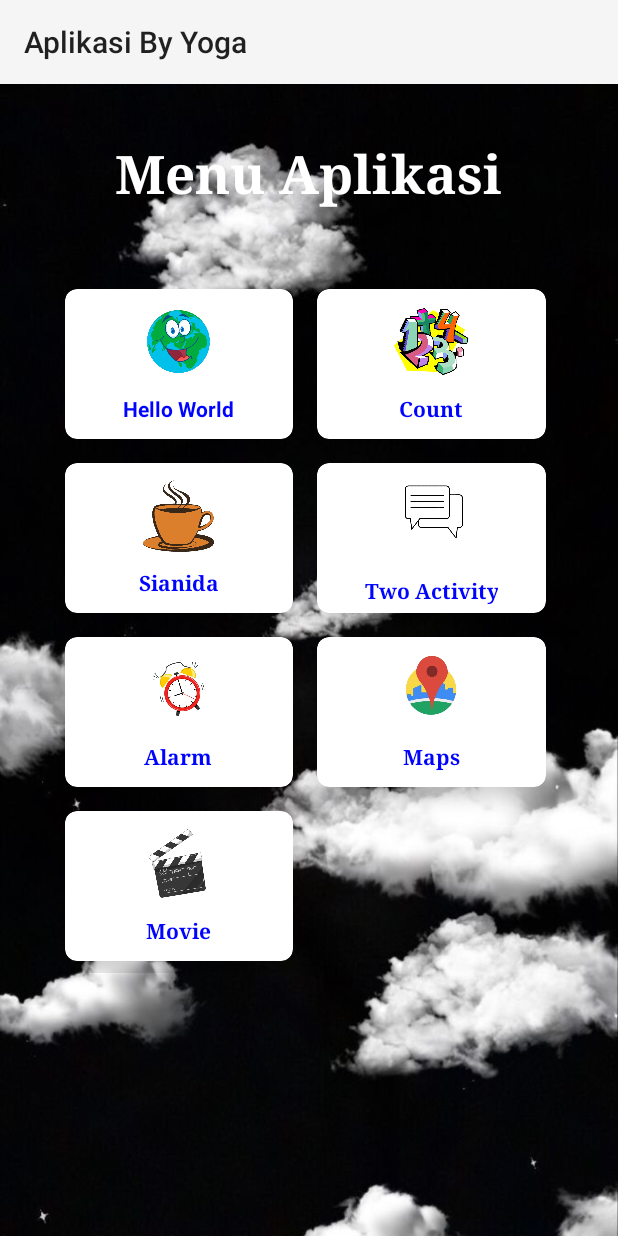
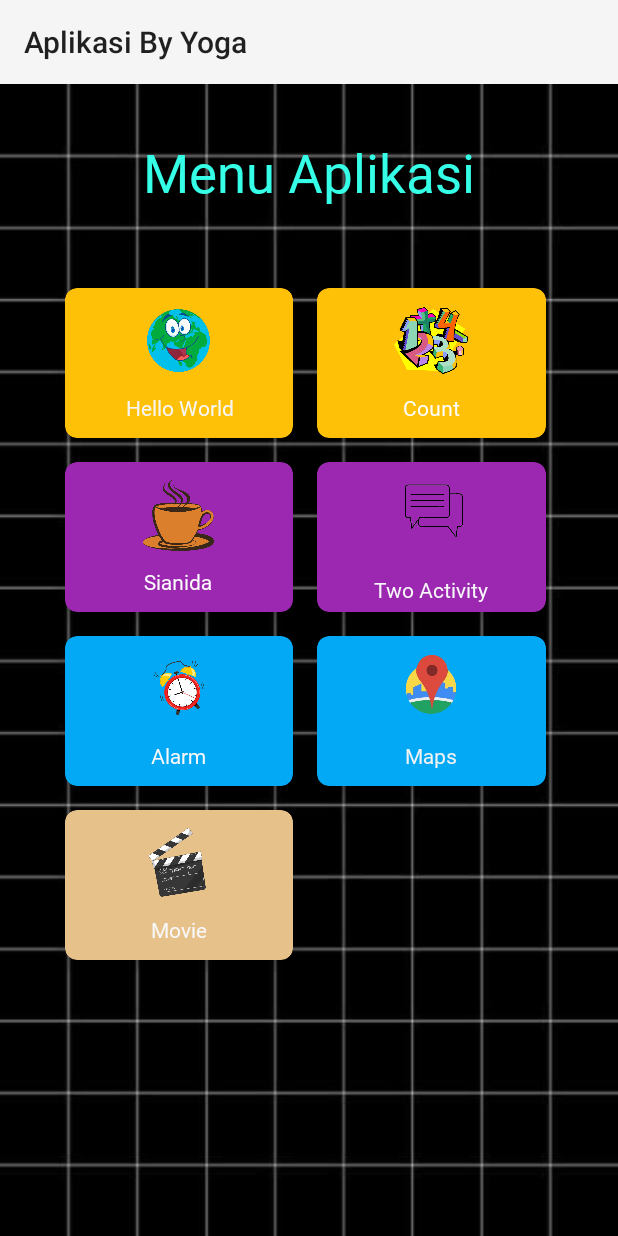
Before and after one commit to yogafrtm25/Project-Mobile-UAS, an Android app: the screen it shows after launch (MainActivity), on a phone screen of 412 x 824 dp. Run offline under Robolectric (Android 15) with nearby library versions, the phone set to English and light mode, and no system bars.

Commit message:
Update activity_main.xml

```diff
--- a/UAS_MOBILE/app/src/main/res/layout/activity_main.xml
+++ b/UAS_MOBILE/app/src/main/res/layout/activity_main.xml
@@ -5,7 +5,7 @@
     xmlns:tools="http://schemas.android.com/tools"
     android:layout_width="match_parent"
     android:layout_height="match_parent"
-    android:background="@drawable/bghome1"
+    android:background="@drawable/bghome"
     tools:context=".MainActivity">
 
     <RelativeLayout
@@ -18,9 +18,8 @@
             android:layout_height="wrap_content"
             android:layout_centerHorizontal="true"
             android:text="Menu Aplikasi"
-            android:fontFamily="serif"
-            android:textColor="#FFFFFF"
-            android:textStyle="normal|bold"
+            android:fontFamily="@font/milk_mango"
+            android:textColor="#35FFE7"
             android:textSize="35sp"
             android:layout_marginTop="35dp"/>
 
@@ -46,7 +45,8 @@
                 android:layout_gravity="fill"
                 android:layout_margin="8dp"
                 app:cardCornerRadius="8dp"
-                app:cardElevation="8dp">
+                app:cardElevation="8dp"
+                app:cardBackgroundColor="#FFC107">
 
                 <LinearLayout
                     android:layout_width="wrap_content"
@@ -64,11 +64,10 @@
                         android:layout_width="wrap_content"
                         android:layout_height="wrap_content"
                         android:layout_marginTop="10dp"
-                        android:fontFamily="sans-serif"
+                        android:fontFamily="@font/hey_comic"
                         android:text="Hello World"
                         android:textAlignment="center"
-                        android:textColor="@color/blue"
-                        android:textStyle="normal|bold" />
+                        android:textColor="#F6F6F8"/>
                 </LinearLayout>
             </androidx.cardview.widget.CardView>
 
@@ -82,8 +81,13 @@
                 android:layout_columnWeight="1"
                 android:layout_gravity="fill"
                 android:layout_margin="8dp"
+                android:layout_marginStart="8dp"
+                android:layout_marginTop="8dp"
+                android:layout_marginEnd="8dp"
+                android:layout_marginBottom="8dp"
                 app:cardCornerRadius="8dp"
-                app:cardElevation="8dp">
+                app:cardElevation="8dp"
+                app:cardBackgroundColor="#FFC107">
 
                 <LinearLayout
                     android:layout_width="wrap_content"
@@ -101,11 +105,10 @@
                         android:layout_width="wrap_content"
                         android:layout_height="wrap_content"
                         android:layout_marginTop="10dp"
-                        android:fontFamily="serif"
+                        android:fontFamily="@font/hey_comic"
                         android:text="Count"
                         android:textAlignment="center"
-                        android:textColor="@color/blue"
-                        android:textStyle="normal|bold" />
+                        android:textColor="#FCFCFD" />
                 </LinearLayout>
             </androidx.cardview.widget.CardView>
 
@@ -119,8 +122,13 @@
                 android:layout_columnWeight="1"
                 android:layout_gravity="fill"
                 android:layout_margin="8dp"
+                android:layout_marginStart="8dp"
+                android:layout_marginTop="8dp"
+                android:layout_marginEnd="8dp"
+                android:layout_marginBottom="8dp"
                 app:cardCornerRadius="8dp"
-                app:cardElevation="8dp">
+                app:cardElevation="8dp"
+                app:cardBackgroundColor="#9C27B0">
 
                 <LinearLayout
                     android:layout_width="wrap_content"
@@ -138,11 +146,10 @@
                         android:layout_width="wrap_content"
                         android:layout_height="wrap_content"
                         android:layout_marginTop="10dp"
-                        android:fontFamily="serif"
+                        android:fontFamily="@font/hey_comic"
                         android:text="Sianida"
                         android:textAlignment="center"
-                        android:textColor="@color/blue"
-                        android:textStyle="normal|bold" />
+                        android:textColor="#FCFCFD"/>
                 </LinearLayout>
             </androidx.cardview.widget.CardView>
 
@@ -156,8 +163,13 @@
                 android:layout_columnWeight="1"
                 android:layout_gravity="fill"
                 android:layout_margin="8dp"
+                android:layout_marginStart="8dp"
+                android:layout_marginTop="8dp"
+                android:layout_marginEnd="8dp"
+                android:layout_marginBottom="8dp"
                 app:cardCornerRadius="8dp"
-                app:cardElevation="8dp">
+                app:cardElevation="8dp"
+                app:cardBackgroundColor="#9C27B0">
 
                 <LinearLayout
                     android:layout_width="wrap_content"
@@ -175,11 +187,10 @@
                         android:layout_width="wrap_content"
                         android:layout_height="wrap_content"
                         android:layout_marginTop="10dp"
-                        android:fontFamily="serif"
+                        android:fontFamily="@font/hey_comic"
                         android:text="Two Activity"
                         android:textAlignment="center"
-                        android:textColor="@color/blue"
-                        android:textStyle="normal|bold" />
+                        android:textColor="#F7F7FA" />
                 </LinearLayout>
             </androidx.cardview.widget.CardView>
 
@@ -193,8 +204,13 @@
                 android:layout_columnWeight="1"
                 android:layout_gravity="fill"
                 android:layout_margin="8dp"
+                android:layout_marginStart="8dp"
+                android:layout_marginTop="8dp"
+                android:layout_marginEnd="8dp"
+                android:layout_marginBottom="8dp"
                 app:cardCornerRadius="8dp"
-                app:cardElevation="8dp">
+                app:cardElevation="8dp"
+                app:cardBackgroundColor="#03A9F4">
 
                 <LinearLayout
                     android:layout_width="wrap_content"
@@ -212,11 +228,10 @@
                         android:layout_width="wrap_content"
                         android:layout_height="wrap_content"
                         android:layout_marginTop="10dp"
-                        android:fontFamily="serif"
+                        android:fontFamily="@font/hey_comic"
                         android:text="Alarm"
                         android:textAlignment="center"
-                        android:textColor="@color/blue"
-                        android:textStyle="normal|bold" />
+                        android:textColor="#F7F7FA" />
                 </LinearLayout>
             </androidx.cardview.widget.CardView>
 
@@ -235,7 +250,8 @@
                 android:layout_marginEnd="8dp"
                 android:layout_marginBottom="8dp"
                 app:cardCornerRadius="8dp"
-                app:cardElevation="8dp">
+                app:cardElevation="8dp"
+                app:cardBackgroundColor="#03A9F4">
 
                 <LinearLayout
                     android:layout_width="wrap_content"
@@ -253,11 +269,10 @@
                         android:layout_width="wrap_content"
                         android:layout_height="wrap_content"
                         android:layout_marginTop="10dp"
-                        android:fontFamily="serif"
+                        android:fontFamily="@font/hey_comic"
                         android:text="Maps"
                         android:textAlignment="center"
-                        android:textColor="@color/blue"
-                        android:textStyle="normal|bold" />
+                        android:textColor="#F2F2F4"/>
                 </LinearLayout>
             </androidx.cardview.widget.CardView>
 
@@ -271,8 +286,13 @@
                 android:layout_columnWeight="1"
                 android:layout_gravity="fill"
                 android:layout_margin="8dp"
+                android:layout_marginStart="8dp"
+                android:layout_marginTop="8dp"
+                android:layout_marginEnd="8dp"
+                android:layout_marginBottom="8dp"
                 app:cardCornerRadius="8dp"
-                app:cardElevation="8dp">
+                app:cardElevation="8dp"
+                app:cardBackgroundColor="@color/cream">
 
                 <LinearLayout
                     android:layout_width="wrap_content"
@@ -290,11 +310,10 @@
                         android:layout_width="wrap_content"
                         android:layout_height="wrap_content"
                         android:layout_marginTop="10dp"
-                        android:fontFamily="serif"
+                        android:fontFamily="@font/hey_comic"
                         android:text="Movie"
                         android:textAlignment="center"
-                        android:textColor="@color/blue"
-                        android:textStyle="normal|bold" />
+                        android:textColor="#F8F8FA"/>
                 </LinearLayout>
             </androidx.cardview.widget.CardView>
 
```
